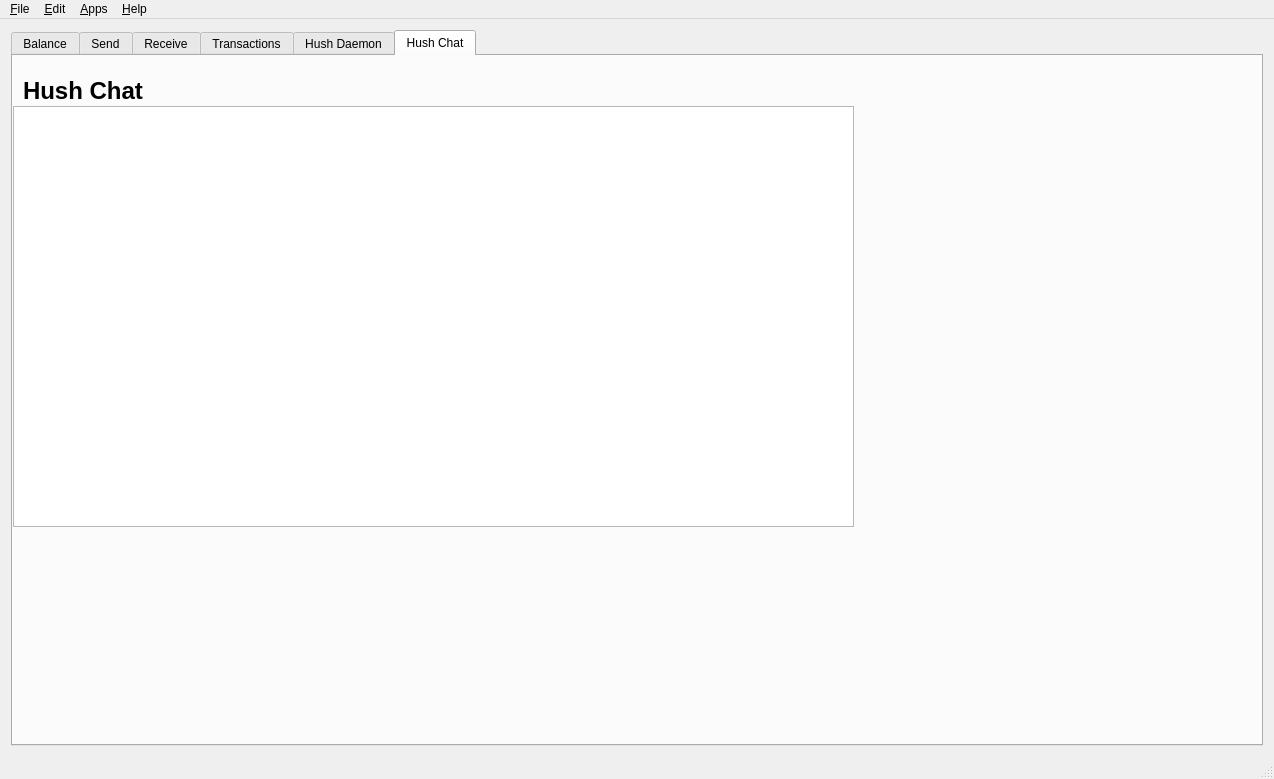
Before: the Qt Designer form src/mainwindow.ui in leto/SilentDragonLite, drawn with Qt 5.
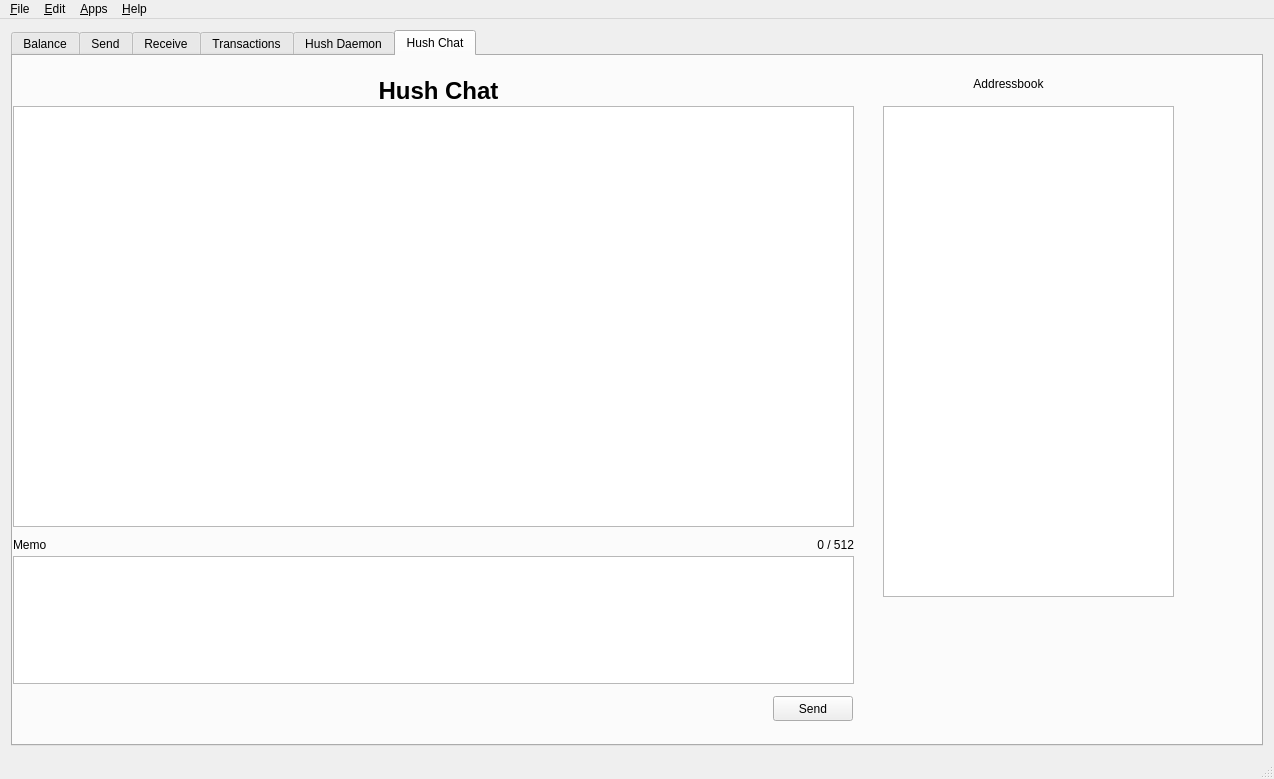
After: the same form once the commit is applied. The open tabs and pages were chosen to show the change. Icons and pictures are not drawn. Custom widgets are drawn as their Qt base class.

Commit message: add memo field, adressbook and sendmemo button on mainwindow.ui

What changed in the file:
```diff
--- a/src/mainwindow.ui
+++ b/src/mainwindow.ui
@@ -1116,12 +1116,108 @@
          <rect>
           <x>10</x>
           <y>20</y>
-          <width>261</width>
+          <width>831</width>
           <height>31</height>
          </rect>
         </property>
         <property name="text">
-         <string>&lt;html&gt;&lt;head/&gt;&lt;body&gt;&lt;p&gt;&lt;span style=&quot; font-size:18pt; font-weight:600;&quot;&gt;Hush Chat&lt;/span&gt;&lt;/p&gt;&lt;/body&gt;&lt;/html&gt;</string>
+         <string>&lt;html&gt;&lt;head/&gt;&lt;body&gt;&lt;p align=&quot;center&quot;&gt;&lt;span style=&quot; font-size:18pt; font-weight:600;&quot;&gt;Hush Chat&lt;/span&gt;&lt;/p&gt;&lt;/body&gt;&lt;/html&gt;</string>
+        </property>
+       </widget>
+       <widget class="QPushButton" name="sendmemoButton">
+        <property name="geometry">
+         <rect>
+          <x>760</x>
+          <y>640</y>
+          <width>80</width>
+          <height>25</height>
+         </rect>
+        </property>
+        <property name="baseSize">
+         <size>
+          <width>100</width>
+          <height>0</height>
+         </size>
+        </property>
+        <property name="text">
+         <string>Send</string>
+        </property>
+        <property name="flat">
+         <bool>false</bool>
+        </property>
+       </widget>
+       <widget class="MemoEdit" name="memoTxt">
+        <property name="geometry">
+         <rect>
+          <x>0</x>
+          <y>500</y>
+          <width>841</width>
+          <height>128</height>
+         </rect>
+        </property>
+       </widget>
+       <widget class="QLabel" name="label_18">
+        <property name="geometry">
+         <rect>
+          <x>0</x>
+          <y>480</y>
+          <width>329</width>
+          <height>17</height>
+         </rect>
+        </property>
+        <property name="text">
+         <string>Memo</string>
+        </property>
+       </widget>
+       <widget class="QLabel" name="chatmemoSize">
+        <property name="geometry">
+         <rect>
+          <x>750</x>
+          <y>480</y>
+          <width>91</width>
+          <height>17</height>
+         </rect>
+        </property>
+        <property name="text">
+         <string notr="true">0 / 512</string>
+        </property>
+        <property name="alignment">
+         <set>Qt::AlignRight|Qt::AlignTrailing|Qt::AlignVCenter</set>
+        </property>
+       </widget>
+       <widget class="QTableView" name="addresses">
+        <property name="geometry">
+         <rect>
+          <x>870</x>
+          <y>50</y>
+          <width>291</width>
+          <height>491</height>
+         </rect>
+        </property>
+        <property name="selectionMode">
+         <enum>QAbstractItemView::SingleSelection</enum>
+        </property>
+        <property name="selectionBehavior">
+         <enum>QAbstractItemView::SelectRows</enum>
+        </property>
+        <attribute name="horizontalHeaderStretchLastSection">
+         <bool>true</bool>
+        </attribute>
+        <attribute name="verticalHeaderVisible">
+         <bool>false</bool>
+        </attribute>
+       </widget>
+       <widget class="QLabel" name="label_19">
+        <property name="geometry">
+         <rect>
+          <x>870</x>
+          <y>20</y>
+          <width>251</width>
+          <height>17</height>
+         </rect>
+        </property>
+        <property name="text">
+         <string>&lt;html&gt;&lt;head/&gt;&lt;body&gt;&lt;p align=&quot;center&quot;&gt;Addressbook&lt;/p&gt;&lt;/body&gt;&lt;/html&gt;</string>
         </property>
        </widget>
       </widget>
@@ -1310,6 +1406,11 @@
    <extends>QLabel</extends>
    <header>fillediconlabel.h</header>
   </customwidget>
+  <customwidget>
+   <class>MemoEdit</class>
+   <extends>QPlainTextEdit</extends>
+   <header>memoedit.h</header>
+  </customwidget>
  </customwidgets>
  <tabstops>
   <tabstop>tabWidget</tabstop>
```
Left out of the diff: 2 changed lines with no effect on the pictures.
